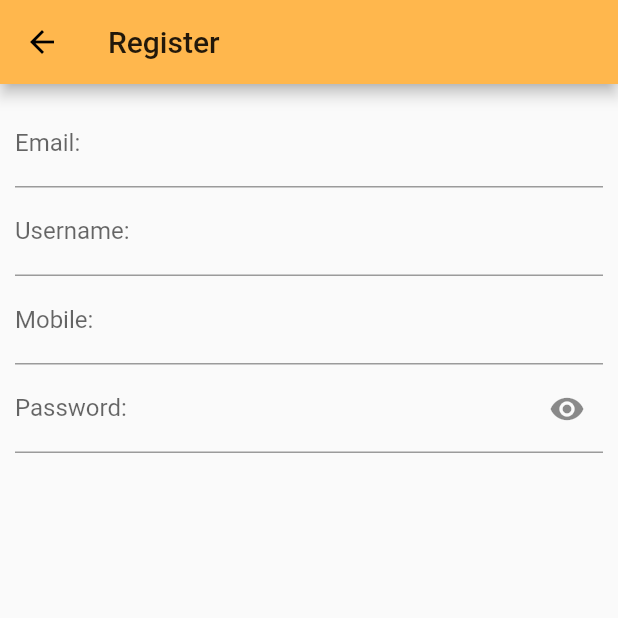
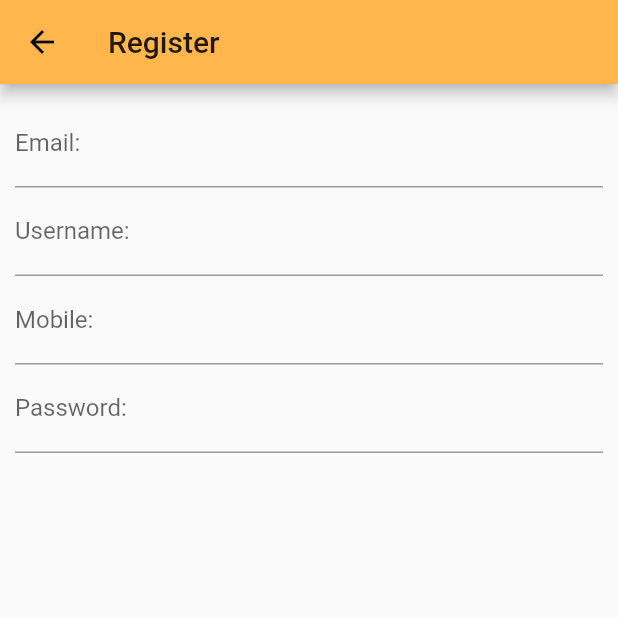
Before and after one commit to SainathChallagundla/eduempowerApp, a Flutter app: the UserRegister screen opened by its route, on a phone screen of 412 x 824 dp, the top half of it. Run offline on Flutter 3.47's test engine with Material 2 defaults, Android fonts, the phone set to English and light mode, and no system bars; our stand-ins replace connectivity, expandable, file_picker, flutter_secure_storage, shared_preferences, webview_flutter; missing offline and left inert: convex_bottom_navigation; accounts and stored records are empty.

```diff
--- a/lib/Public/login.dart
+++ b/lib/Public/login.dart
@@ -65,14 +65,14 @@ class _UserLoginState extends State<UserLogin> {
           controller: passwordEditingContrller,
           decoration: InputDecoration(
               labelText: "Password",
-              suffixIcon: IconButton(
+              /* suffixIcon: IconButton(
                   icon: Icon(
                       _isObscure ? Icons.visibility : Icons.visibility_off),
                   onPressed: () {
                     setState(() {
                       _isObscure = !_isObscure;
                     });
-                  }),
+                  }),*/
               hintText: "Password",
               labelStyle: TextStyle(
                 color: Colors.black,
--- a/lib/Public/register.dart
+++ b/lib/Public/register.dart
@@ -67,8 +67,8 @@ class UserRegisterState extends State<UserRegister> {
                   obscureText: _isObscure,
                   autocorrect: false,
                   decoration: InputDecoration(
-                      labelText: "Password:",
-                      suffixIcon: IconButton(
+                    labelText: "Password:",
+                    /* suffixIcon: IconButton(
                           icon: Icon(_isObscure
                               ? Icons.visibility
                               : Icons.visibility_off),
@@ -76,7 +76,8 @@ class UserRegisterState extends State<UserRegister> {
                             setState(() {
                               _isObscure = !_isObscure;
                             });
-                          })),
+                          })*/
+                  ),
                   validator: (str) =>
                       str.length <= 7 ? "Not a Valid Password!" : null,
                   onSaved: (str) => _password = str,
```
